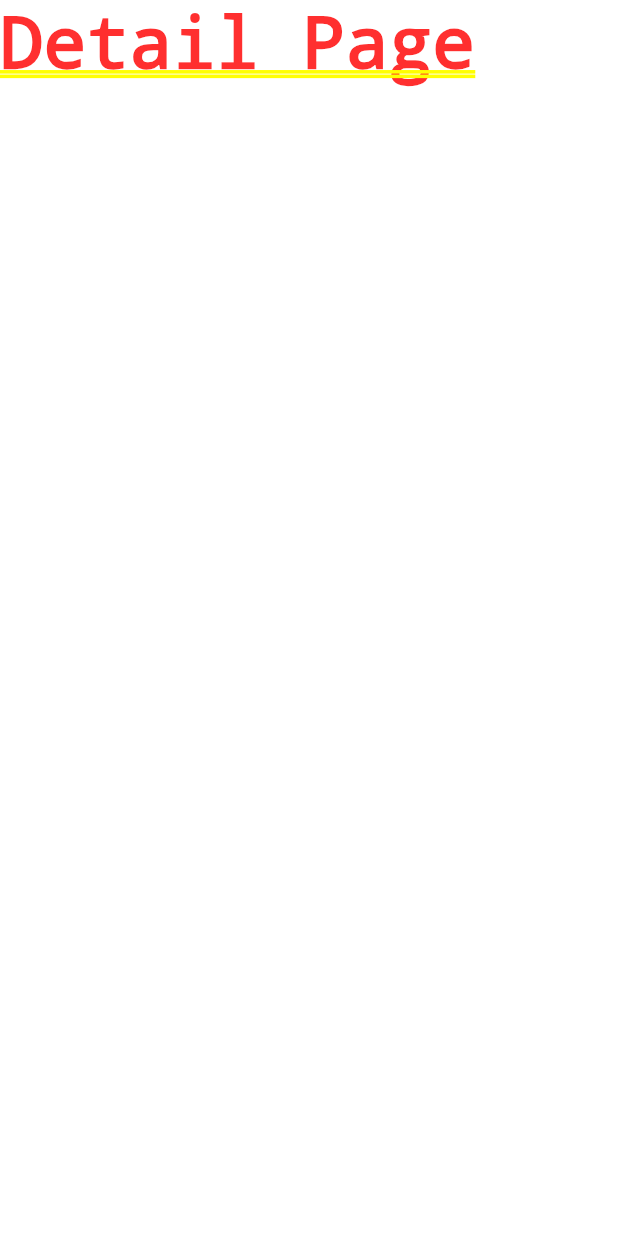
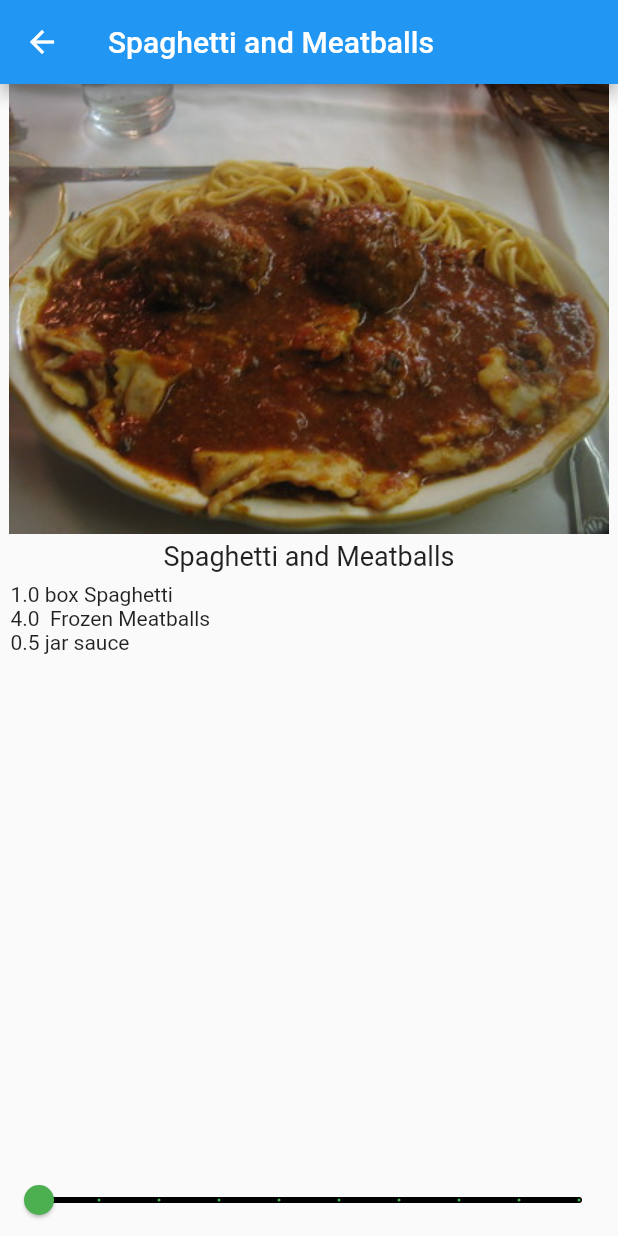
Before and after one commit to terdong/recipes-in-fp, a Flutter app: the screen it shows after launch, after a tap on "Spaghetti and Meatballs", on a phone screen of 412 x 824 dp. Run offline on Flutter 3.47's test engine with Material 2 defaults, Android fonts, the phone set to English and light mode, and no system bars; our stand-ins replace get, google_fonts.

Commit message:
implement recipe app with getx

```diff
--- a/lib/views/home.dart
+++ b/lib/views/home.dart
@@ -2,6 +2,7 @@ import 'package:flutter/material.dart';
 import 'package:get/get.dart';
 import 'package:google_fonts/google_fonts.dart';
 import 'package:recipes_in_fp/models/recipe.dart';
+import 'package:recipes_in_fp/views/recipe_detail/recipe_detail.dart';
 import 'package:recipes_in_fp/widgets/recipe_card.dart';
 
 class HomePage extends GetView {
@@ -15,18 +16,10 @@ class HomePage extends GetView {
           child: ListView.builder(
             itemCount: Recipe.samples.length,
             itemBuilder: (BuildContext context, int index) {
-              //return RecipeCardWidget(recipe: Recipe.samples[index]);
-              return GestureDetector(
-                //return InkWell(
-                onTap: () => Get.to(const Text('Detail Page'))
-                //     Get.defaultDialog(
-                //   title: 'Detail page',
-                //   content: Text('Detail Page'),
-                // )
-                /*  Navigator.push(context, MaterialPageRoute(builder: (context) {
-                    return Text('Detail Page');
-                  })); */
-                ,
+              //return GestureDetector(
+              return InkWell(
+                onTap: () =>
+                    Get.to(() => RecipeDetail(recipe: Recipe.samples[index])),
                 child: RecipeCardWidget(recipe: Recipe.samples[index]),
               );
             },
--- /dev/null
+++ b/lib/views/recipe_detail/recipe_detail.dart
@@ -0,0 +1,55 @@
+import 'package:flutter/material.dart';
+import 'package:get/get.dart';
+import 'package:recipes_in_fp/models/recipe.dart';
+import 'package:recipes_in_fp/views/recipe_detail/recipe_detail_controller.dart';
+
+class RecipeDetail extends GetView<RecipeDetailController> {
+  const RecipeDetail({Key? key, required this.recipe}) : super(key: key);
+
+  final Recipe recipe;
+
+  @override
+  Widget build(BuildContext context) {
+    Get.put(RecipeDetailController());
+    return Scaffold(
+        appBar: AppBar(title: Text(recipe.label)),
+        body: SafeArea(
+          child: Column(
+            children: <Widget>[
+              SizedBox(
+                height: 300,
+                width: double.infinity,
+                child: Image(image: AssetImage(recipe.imageUrl)),
+              ),
+              const SizedBox(
+                height: 4,
+              ),
+              Text(recipe.label, style: const TextStyle(fontSize: 18)),
+              Expanded(
+                child: ListView.builder(
+                  padding: const EdgeInsets.all(7.0),
+                  itemCount: recipe.ingredients.length,
+                  itemBuilder: (context, index) {
+                    final ingredient = recipe.ingredients[index];
+                    return Obx(() => Text(
+                        '${ingredient.quantity * controller.sliderVal} ${ingredient.measure} ${ingredient.name}'));
+                  },
+                ),
+              ),
+              Obx(() => Slider(
+                    min: 1,
+                    max: 10,
+                    divisions: 9,
+                    label: '${controller.sliderVal * recipe.servings} servings',
+                    value: controller.sliderVal.toDouble(),
+                    onChanged: (value) {
+                      controller.sliderVal = value.round();
+                    },
+                    activeColor: Colors.green,
+                    inactiveColor: Colors.black,
+                  ))
+            ],
+          ),
+        ));
+  }
+}
--- /dev/null
+++ b/lib/views/recipe_detail/recipe_detail_controller.dart
@@ -0,0 +1,16 @@
+import 'package:flutter/foundation.dart';
+import 'package:get/get.dart';
+
+class RecipeDetailController extends GetxController {
+  @override
+  void onInit() {
+    super.onInit();
+    ever(_sliderVal, (_) {
+      debugPrint('_sliderVal이 $_로 변경되었습니다.');
+    });
+  }
+
+  final _sliderVal = 1.obs;
+  set sliderVal(value) => _sliderVal.value = value;
+  get sliderVal => _sliderVal.value;
+}
```
